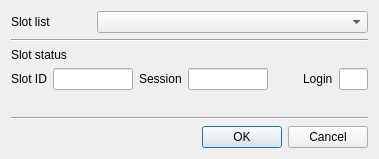
Above: CryptokiMan/close_session_dlg.ui from jykim74/CryptokiMan before the change. Below: the same form after it.
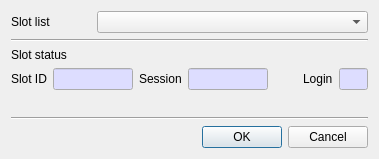
That is the form after the change.

Commit message: Read Only 입력창 색지정

```diff
--- a/CryptokiMan/close_session_dlg.ui
+++ b/CryptokiMan/close_session_dlg.ui
@@ -78,6 +78,46 @@
          <height>16777215</height>
         </size>
        </property>
+       <property name="palette">
+        <palette>
+         <active>
+          <colorrole role="Base">
+           <brush brushstyle="SolidPattern">
+            <color alpha="255">
+             <red>221</red>
+             <green>221</green>
+             <blue>255</blue>
+            </color>
+           </brush>
+          </colorrole>
+         </active>
+         <inactive>
+          <colorrole role="Base">
+           <brush brushstyle="SolidPattern">
+            <color alpha="255">
+             <red>221</red>
+             <green>221</green>
+             <blue>255</blue>
+            </color>
+           </brush>
+          </colorrole>
+         </inactive>
+         <disabled>
+          <colorrole role="Base">
+           <brush brushstyle="SolidPattern">
+            <color alpha="255">
+             <red>240</red>
+             <green>240</green>
+             <blue>240</blue>
+            </color>
+           </brush>
+          </colorrole>
+         </disabled>
+        </palette>
+       </property>
+       <property name="readOnly">
+        <bool>true</bool>
+       </property>
       </widget>
      </item>
      <item>
@@ -101,6 +141,46 @@
          <height>16777215</height>
         </size>
        </property>
+       <property name="palette">
+        <palette>
+         <active>
+          <colorrole role="Base">
+           <brush brushstyle="SolidPattern">
+            <color alpha="255">
+             <red>221</red>
+             <green>221</green>
+             <blue>255</blue>
+            </color>
+           </brush>
+          </colorrole>
+         </active>
+         <inactive>
+          <colorrole role="Base">
+           <brush brushstyle="SolidPattern">
+            <color alpha="255">
+             <red>221</red>
+             <green>221</green>
+             <blue>255</blue>
+            </color>
+           </brush>
+          </colorrole>
+         </inactive>
+         <disabled>
+          <colorrole role="Base">
+           <brush brushstyle="SolidPattern">
+            <color alpha="255">
+             <red>240</red>
+             <green>240</green>
+             <blue>240</blue>
+            </color>
+           </brush>
+          </colorrole>
+         </disabled>
+        </palette>
+       </property>
+       <property name="readOnly">
+        <bool>true</bool>
+       </property>
       </widget>
      </item>
      <item>
@@ -131,6 +211,46 @@
          <height>16777215</height>
         </size>
        </property>
+       <property name="palette">
+        <palette>
+         <active>
+          <colorrole role="Base">
+           <brush brushstyle="SolidPattern">
+            <color alpha="255">
+             <red>221</red>
+             <green>221</green>
+             <blue>255</blue>
+            </color>
+           </brush>
+          </colorrole>
+         </active>
+         <inactive>
+          <colorrole role="Base">
+           <brush brushstyle="SolidPattern">
+            <color alpha="255">
+             <red>221</red>
+             <green>221</green>
+             <blue>255</blue>
+            </color>
+           </brush>
+          </colorrole>
+         </inactive>
+         <disabled>
+          <colorrole role="Base">
+           <brush brushstyle="SolidPattern">
+            <color alpha="255">
+             <red>240</red>
+             <green>240</green>
+             <blue>240</blue>
+            </color>
+           </brush>
+          </colorrole>
+         </disabled>
+        </palette>
+       </property>
+       <property name="readOnly">
+        <bool>true</bool>
+       </property>
       </widget>
      </item>
     </layout>
```
The commit also changes 22 other files.
